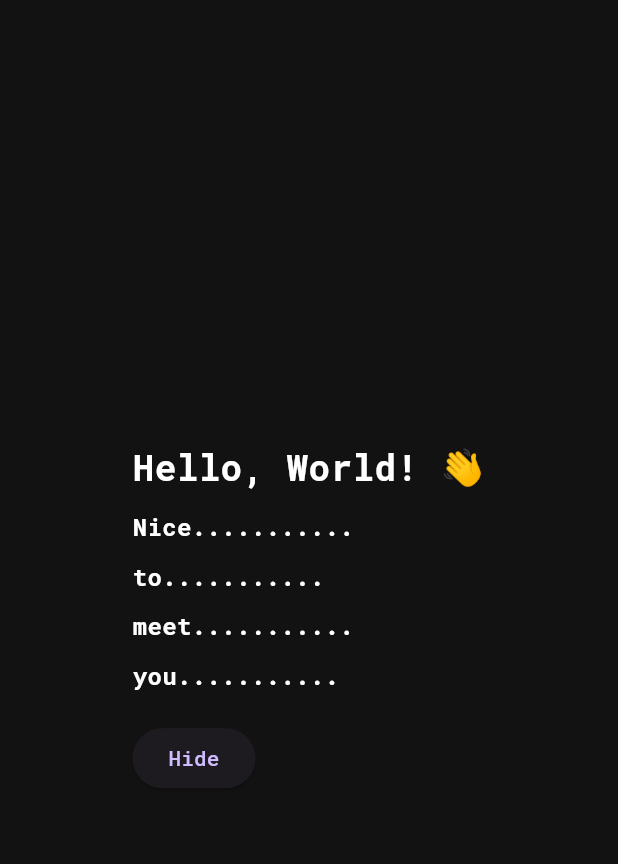
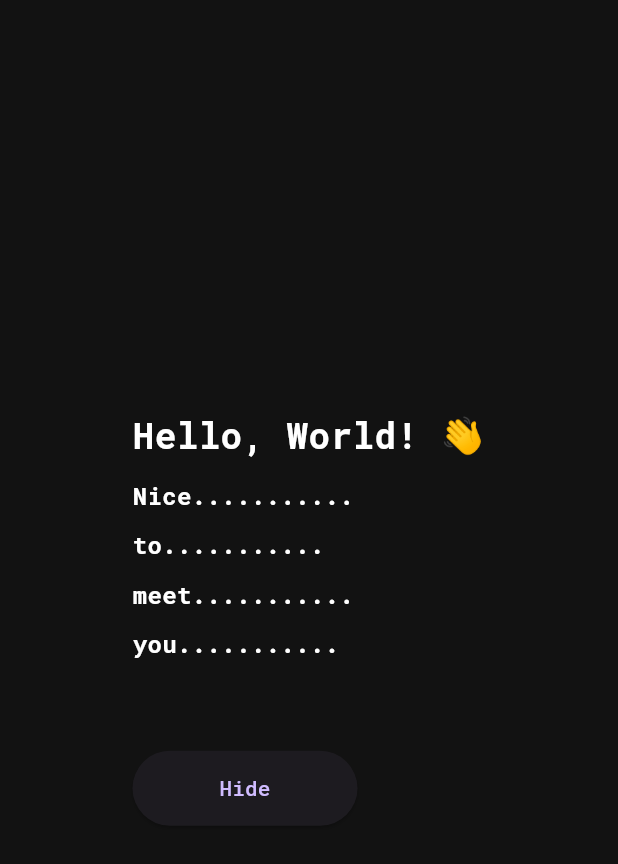
Before and after one commit to flutterfx/flutterfx_widgets, a Flutter app: the BlurFadeExample screen opened directly, on a phone screen of 412 x 824 dp. Shown: the top 864 px of the screen. Run offline on Flutter 3.47's test engine with Material 3 defaults, Android fonts, the phone set to English and light mode, and no system bars; our stand-ins replace google_fonts.

Commit message:
Some adjustments to style

```diff
--- a/lib/visibility/blur_fade.dart
+++ b/lib/visibility/blur_fade.dart
@@ -61,9 +61,12 @@ class _BlurFadeExampleState extends State<BlurFadeExample> {
                 style: TextStyle(fontSize: 16, fontWeight: FontWeight.bold),
               ),
             ),
-            const SizedBox(height: 20),
+            const SizedBox(height: 60),
             ElevatedButton(
               onPressed: () => setState(() => _isVisible = !_isVisible),
+              style: ElevatedButton.styleFrom(
+                minimumSize: Size(150, 50),
+              ),
               child: Text(_isVisible ? 'Hide' : 'Show'),
             ),
           ],
@@ -72,99 +75,3 @@ class _BlurFadeExampleState extends State<BlurFadeExample> {
     );
   }
 }
-
-// class FadeBlurExample extends StatefulWidget {
-//   @override
-//   _FadeBlurExampleState createState() => _FadeBlurExampleState();
-// }
-
-// class _FadeBlurExampleState extends State<FadeBlurExample>
-//     with TickerProviderStateMixin {
-//   late AnimationController _controller;
-//   late Animation<double> _opacityAnimation;
-//   late Animation<double> _blurAnimation;
-
-//   @override
-//   void initState() {
-//     super.initState();
-//     _controller = AnimationController(
-//       duration: Duration(milliseconds: 500),
-//       vsync: this,
-//     );
-
-//     _opacityAnimation = Tween<double>(begin: 1.0, end: 0.0).animate(
-//       CurvedAnimation(
-//         parent: _controller,
-//         curve: Interval(0.3, 1.0, curve: Curves.linear),
-//       ),
-//     );
-
-//     _blurAnimation = Tween<double>(begin: 0.0, end: 10.0).animate(
-//       CurvedAnimation(
-//         parent: _controller,
-//         curve: const Interval(0.0, 0.7, curve: Curves.linear),
-//       ),
-//     );
-
-//     // _controller.forward();
-//   }
-
-//   @override
-//   void dispose() {
-//     _controller.dispose();
-//     super.dispose();
-//   }
-
-//   void _toggleVisibility() {
-//     if (_controller.status == AnimationStatus.completed) {
-//       _controller.reverse();
-//     } else {
-//       _controller.forward();
-//     }
-//   }
-
-//   @override
-//   Widget build(BuildContext context) {
-//     return Scaffold(
-//       body: Stack(
-//         alignment: Alignment.center,
-//         children: [
-//           Positioned(
-//             top: 0,
-//             left: 0,
-//             right: 0,
-//             bottom: 0,
-//             child: AnimatedBuilder(
-//               animation: _controller,
-//               builder: (context, child) {
-//                 return Center(
-//                   child: Opacity(
-//                     opacity: _opacityAnimation.value,
-//                     child: ImageFiltered(
-//                       imageFilter: ImageFilter.blur(
-//                         sigmaX: _blurAnimation.value,
-//                         sigmaY: _blurAnimation.value,
-//                       ),
-//                       child: Text(
-//                         'Hello, World!',
-//                         style: TextStyle(
-//                             fontSize: 24, fontWeight: FontWeight.bold),
-//                         textAlign: TextAlign.center,
-//                       ),
-//                     ),
-//                   ),
-//                 );
-//               },
-//             ),
-//           ),
-//           Positioned(
-//               bottom: 30,
-//               left: 0,
-//               right: 0,
-//               child: MaterialButton(
-//                   onPressed: _toggleVisibility, child: Text("Animate!"))),
-//         ],
-//       ),
-//     );
-//   }
-// }
```
